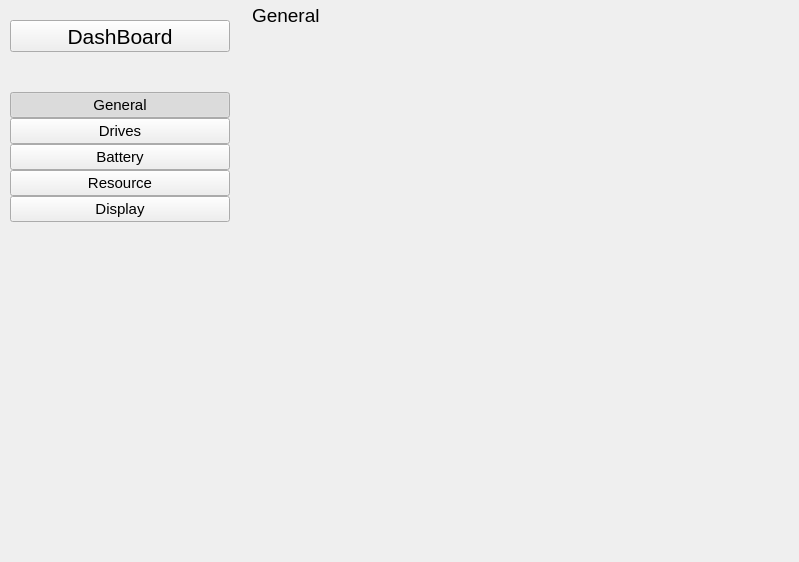
Qt form app/dashboard/dashboard.ui (rahmanshaber/corebox) before a commit.
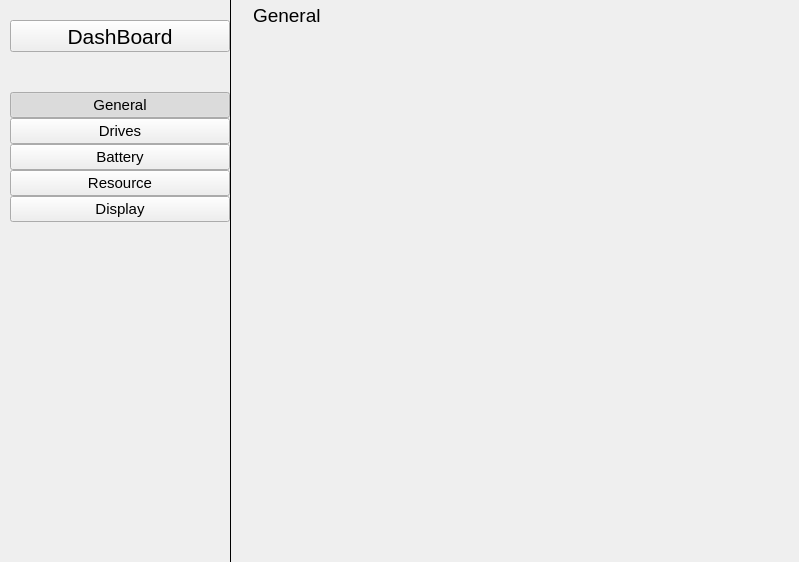
The same form after that commit. The open tabs and pages were chosen to show the change. Icons and pictures are not drawn.

The edit to the form file:
```diff
--- a/app/dashboard/dashboard.ui
+++ b/app/dashboard/dashboard.ui
@@ -36,111 +36,7 @@
    <property name="spacing">
     <number>0</number>
    </property>
-   <item row="0" column="1">
-    <widget class="QFrame" name="nameBar">
-     <property name="minimumSize">
-      <size>
-       <width>0</width>
-       <height>30</height>
-      </size>
-     </property>
-     <property name="maximumSize">
-      <size>
-       <width>16777215</width>
-       <height>30</height>
-      </size>
-     </property>
-     <property name="accessibleName">
-      <string>nameBar</string>
-     </property>
-     <property name="frameShape">
-      <enum>QFrame::NoFrame</enum>
-     </property>
-     <property name="frameShadow">
-      <enum>QFrame::Plain</enum>
-     </property>
-     <property name="lineWidth">
-      <number>0</number>
-     </property>
-     <layout class="QHBoxLayout" name="horizontalLayout">
-      <property name="spacing">
-       <number>4</number>
-      </property>
-      <property name="leftMargin">
-       <number>2</number>
-      </property>
-      <property name="topMargin">
-       <number>0</number>
-      </property>
-      <property name="rightMargin">
-       <number>2</number>
-      </property>
-      <property name="bottomMargin">
-       <number>0</number>
-      </property>
-      <item>
-       <spacer name="horizontalSpacer_3">
-        <property name="orientation">
-         <enum>Qt::Horizontal</enum>
-        </property>
-        <property name="sizeType">
-         <enum>QSizePolicy::Fixed</enum>
-        </property>
-        <property name="sizeHint" stdset="0">
-         <size>
-          <width>20</width>
-          <height>20</height>
-         </size>
-        </property>
-       </spacer>
-      </item>
-      <item>
-       <widget class="QLabel" name="selectedsection">
-        <property name="sizePolicy">
-         <sizepolicy hsizetype="Expanding" vsizetype="Preferred">
-          <horstretch>0</horstretch>
-          <verstretch>0</verstretch>
-         </sizepolicy>
-        </property>
-        <property name="minimumSize">
-         <size>
-          <width>0</width>
-          <height>30</height>
-         </size>
-        </property>
-        <property name="maximumSize">
-         <size>
-          <width>200</width>
-          <height>16777215</height>
-         </size>
-        </property>
-        <property name="font">
-         <font>
-          <pointsize>14</pointsize>
-         </font>
-        </property>
-        <property name="text">
-         <string>General</string>
-        </property>
-       </widget>
-      </item>
-      <item>
-       <spacer name="horizontalSpacer">
-        <property name="orientation">
-         <enum>Qt::Horizontal</enum>
-        </property>
-        <property name="sizeHint" stdset="0">
-         <size>
-          <width>40</width>
-          <height>20</height>
-         </size>
-        </property>
-       </spacer>
-      </item>
-     </layout>
-    </widget>
-   </item>
-   <item row="0" column="0" rowspan="6">
+   <item row="0" column="0" rowspan="2">
     <widget class="QWidget" name="shortcut" native="true">
      <property name="sizePolicy">
       <sizepolicy hsizetype="Expanding" vsizetype="Expanding">
@@ -406,7 +302,133 @@
      </layout>
     </widget>
    </item>
-   <item row="1" column="1">
+   <item row="0" column="1" rowspan="2">
+    <widget class="Line" name="line">
+     <property name="minimumSize">
+      <size>
+       <width>1</width>
+       <height>0</height>
+      </size>
+     </property>
+     <property name="maximumSize">
+      <size>
+       <width>1</width>
+       <height>16777215</height>
+      </size>
+     </property>
+     <property name="frameShadow">
+      <enum>QFrame::Plain</enum>
+     </property>
+     <property name="orientation">
+      <enum>Qt::Vertical</enum>
+     </property>
+    </widget>
+   </item>
+   <item row="0" column="2">
+    <widget class="QFrame" name="nameBar">
+     <property name="minimumSize">
+      <size>
+       <width>0</width>
+       <height>30</height>
+      </size>
+     </property>
+     <property name="maximumSize">
+      <size>
+       <width>16777215</width>
+       <height>30</height>
+      </size>
+     </property>
+     <property name="accessibleName">
+      <string>nameBar</string>
+     </property>
+     <property name="frameShape">
+      <enum>QFrame::NoFrame</enum>
+     </property>
+     <property name="frameShadow">
+      <enum>QFrame::Plain</enum>
+     </property>
+     <property name="lineWidth">
+      <number>0</number>
+     </property>
+     <layout class="QHBoxLayout" name="horizontalLayout">
+      <property name="spacing">
+       <number>4</number>
+      </property>
+      <property name="leftMargin">
+       <number>2</number>
+      </property>
+      <property name="topMargin">
+       <number>0</number>
+      </property>
+      <property name="rightMargin">
+       <number>2</number>
+      </property>
+      <property name="bottomMargin">
+       <number>0</number>
+      </property>
+      <item>
+       <spacer name="horizontalSpacer_3">
+        <property name="orientation">
+         <enum>Qt::Horizontal</enum>
+        </property>
+        <property name="sizeType">
+         <enum>QSizePolicy::Fixed</enum>
+        </property>
+        <property name="sizeHint" stdset="0">
+         <size>
+          <width>20</width>
+          <height>20</height>
+         </size>
+        </property>
+       </spacer>
+      </item>
+      <item>
+       <widget class="QLabel" name="selectedsection">
+        <property name="sizePolicy">
+         <sizepolicy hsizetype="Expanding" vsizetype="Preferred">
+          <horstretch>0</horstretch>
+          <verstretch>0</verstretch>
+         </sizepolicy>
+        </property>
+        <property name="minimumSize">
+         <size>
+          <width>0</width>
+          <height>30</height>
+         </size>
+        </property>
+        <property name="maximumSize">
+         <size>
+          <width>200</width>
+          <height>16777215</height>
+         </size>
+        </property>
+        <property name="font">
+         <font>
+          <pointsize>14</pointsize>
+         </font>
+        </property>
+        <property name="text">
+         <string>General</string>
+        </property>
+       </widget>
+      </item>
+      <item>
+       <spacer name="horizontalSpacer">
+        <property name="orientation">
+         <enum>Qt::Horizontal</enum>
+        </property>
+        <property name="sizeHint" stdset="0">
+         <size>
+          <width>40</width>
+          <height>20</height>
+         </size>
+        </property>
+       </spacer>
+      </item>
+     </layout>
+    </widget>
+   </item>
+   <item row="1" column="2">
     <widget class="QStackedWidget" name="pages">
      <property name="currentIndex">
       <number>4</number>
```
Left out of the diff: 18 changed lines with no effect on the pictures.
